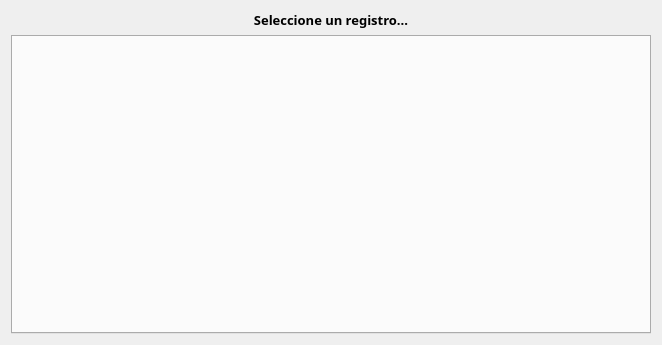
enchiladaSuiza/AsistenciaFototeca, file personal.ui: the form before one commit.
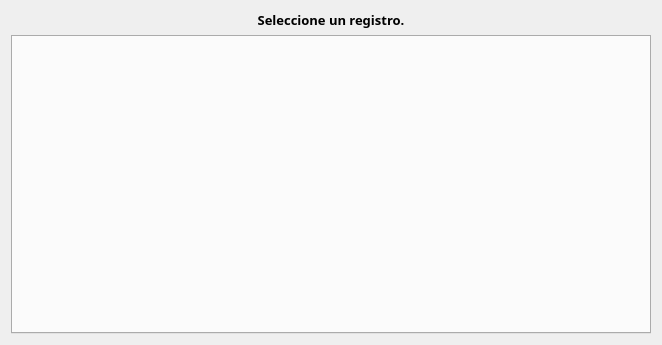
The form after the commit.

The edit to the form file:
```diff
--- a/personal.ui
+++ b/personal.ui
@@ -13,6 +13,9 @@
   <property name="windowTitle">
    <string>Form</string>
   </property>
+  <property name="styleSheet">
+   <string notr="true">QTabWidget::tab-bar { alignment: center; }</string>
+  </property>
   <layout class="QGridLayout" name="gridLayout_2">
    <item row="0" column="0" colspan="2">
     <widget class="QLabel" name="seleccionLabel">
@@ -24,7 +27,7 @@
       </font>
      </property>
      <property name="text">
-      <string>Seleccione un registro...</string>
+      <string>Seleccione un registro.</string>
      </property>
      <property name="alignment">
       <set>Qt::AlignCenter</set>
```
